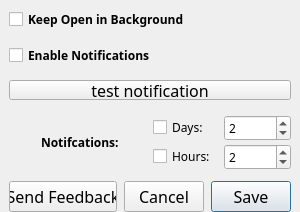
Above: MacOS/src/settings.ui from DaCodeNinja/TAMU-SPE-Desktop before the change. Below: the same form after it.
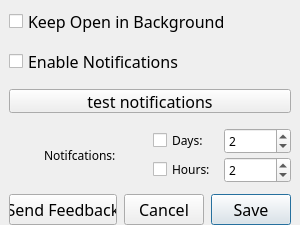
That is the form after the change.

Commit message: macos updates for ui issues

The edit to the form file:
```diff
--- a/MacOS/src/settings.ui
+++ b/MacOS/src/settings.ui
@@ -10,19 +10,19 @@
     <x>0</x>
     <y>0</y>
     <width>300</width>
-    <height>212</height>
+    <height>225</height>
    </rect>
   </property>
   <property name="minimumSize">
    <size>
     <width>300</width>
-    <height>212</height>
+    <height>225</height>
    </size>
   </property>
   <property name="maximumSize">
    <size>
     <width>300</width>
-    <height>212</height>
+    <height>225</height>
    </size>
   </property>
   <property name="font">
@@ -70,8 +70,9 @@
          <property name="font">
           <font>
            <family>Futura</family>
-           <weight>75</weight>
-           <bold>true</bold>
+           <pointsize>12</pointsize>
+           <weight>50</weight>
+           <bold>false</bold>
           </font>
          </property>
          <property name="toolTip">
@@ -87,8 +88,9 @@
          <property name="font">
           <font>
            <family>Futura</family>
-           <weight>75</weight>
-           <bold>true</bold>
+           <pointsize>12</pointsize>
+           <weight>50</weight>
+           <bold>false</bold>
           </font>
          </property>
          <property name="toolTip">
@@ -108,7 +110,7 @@
           </font>
          </property>
          <property name="text">
-          <string>test notification</string>
+          <string>test notifications</string>
          </property>
          <property name="autoDefault">
           <bool>false</bool>
@@ -130,8 +132,8 @@
          <property name="font">
           <font>
            <family>Futura</family>
-           <weight>75</weight>
-           <bold>true</bold>
+           <weight>50</weight>
+           <bold>false</bold>
           </font>
          </property>
          <property name="text">
```
The commit also changes 1 other file.
